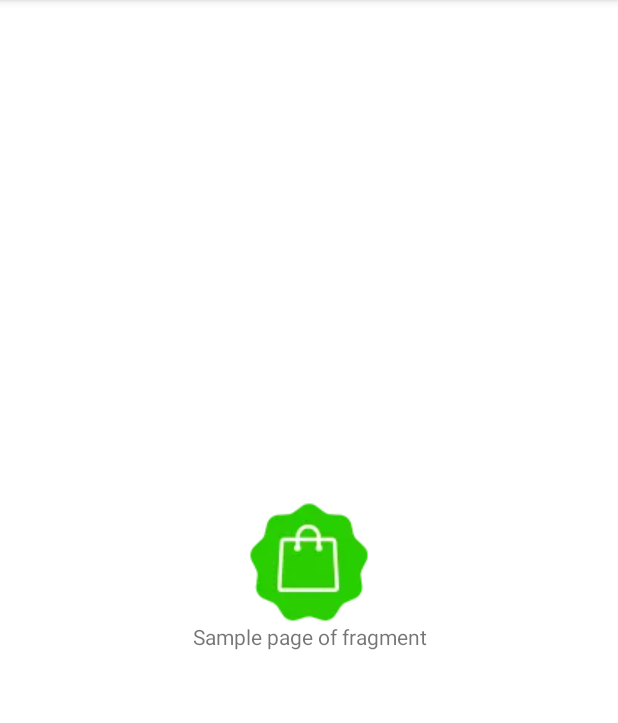
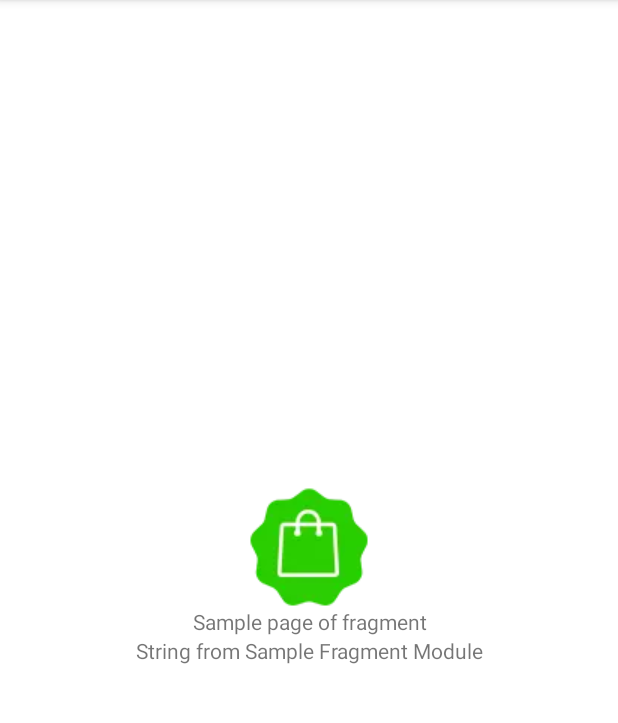
Before and after one commit to oenangmartin/LearnAndroid, an Android app: the SampleFragment screen opened directly, with no data from a screen before it, on a phone screen of 412 x 824 dp, the part 84-807 px from its top. Run offline under Robolectric (Android 15) with nearby library versions, the phone set to English and light mode, and no system bars; our stand-ins replace Dagger/Hilt's generated code.

Commit message:
dagger scopes and qualifiers

```diff
--- a/app/src/main/java/com/indodana/learnandroid/di/ApplicationComponent.kt
+++ b/app/src/main/java/com/indodana/learnandroid/di/ApplicationComponent.kt
@@ -2,15 +2,19 @@ package com.indodana.learnandroid.di
 
 import com.indodana.learnandroid.LearnApplication
 import com.indodana.learnandroid.di.module.ActivityBuilderModule
+import com.indodana.learnandroid.di.module.AppModule
 import dagger.BindsInstance
 import dagger.Component
 import dagger.android.AndroidInjectionModule
 import dagger.android.AndroidInjector
+import javax.inject.Singleton
 
+@Singleton
 @Component(
     modules = [
         AndroidInjectionModule::class,
-        ActivityBuilderModule::class
+        ActivityBuilderModule::class,
+        AppModule::class
     ]
 )
 interface ApplicationComponent : AndroidInjector<LearnApplication> {
--- /dev/null
+++ b/app/src/main/java/com/indodana/learnandroid/di/module/SampleFragmentModule.kt
@@ -0,0 +1,12 @@
+package com.indodana.learnandroid.di.module
+
+import dagger.Module
+import dagger.Provides
+import javax.inject.Named
+
+@Module
+class SampleFragmentModule {
+    @Provides
+    @Named("SampleFragmentText")
+    fun provideSharedString(): String = "String from Sample Fragment Module"
+}
--- a/app/src/main/java/com/indodana/learnandroid/ui/activity/MainActivity.kt
+++ b/app/src/main/java/com/indodana/learnandroid/ui/activity/MainActivity.kt
@@ -10,8 +10,9 @@ import com.indodana.learnandroid.databinding.ActivityMainLinearBinding
 import com.indodana.learnandroid.delegate.viewBinding
 import com.indodana.learnandroid.viewmodel.MainViewModel
 import com.indodana.learnandroid.viewmodel.MainViewModelFactory
+import dagger.android.support.DaggerAppCompatActivity
 
-class MainActivity : AppCompatActivity(), MainContract.View {
+class MainActivity : DaggerAppCompatActivity(), MainContract.View {
     companion object {
         private const val TAG = "LA.MainActivity"
     }
--- a/app/src/main/java/com/indodana/learnandroid/ui/fragment/SampleFragment.kt
+++ b/app/src/main/java/com/indodana/learnandroid/ui/fragment/SampleFragment.kt
@@ -4,13 +4,19 @@ import android.os.Bundle
 import android.view.LayoutInflater
 import android.view.View
 import android.view.ViewGroup
-import androidx.fragment.app.Fragment
 import com.indodana.learnandroid.R
 import com.indodana.learnandroid.databinding.FragmentSampleBinding
 import com.indodana.learnandroid.delegate.viewBinding
+import dagger.android.support.DaggerFragment
+import javax.inject.Inject
+import javax.inject.Named
 
-class SampleFragment : Fragment() {
+class SampleFragment : DaggerFragment() {
     private val binding by viewBinding(FragmentSampleBinding::bind)
+
+    @Inject
+    @Named("SampleFragmentText")
+    lateinit var sampleString: String
 
     override fun onCreateView(
         inflater: LayoutInflater,
@@ -22,6 +28,8 @@ class SampleFragment : Fragment() {
 
     override fun onViewCreated(view: View, savedInstanceState: Bundle?) {
         super.onViewCreated(view, savedInstanceState)
+
+        binding.additionalText.text = sampleString
     }
 
     companion object {
--- a/app/src/main/res/layout/fragment_sample.xml
+++ b/app/src/main/res/layout/fragment_sample.xml
@@ -21,6 +21,16 @@
         android:text="Sample page of fragment"
         android:textAlignment="center"
         app:layout_constraintBottom_toBottomOf="parent"
+        app:layout_constraintBottom_toTopOf="@id/additionalText"
         app:layout_constraintTop_toBottomOf="@id/image" />
 
+    <TextView
+        android:id="@+id/additionalText"
+        android:layout_width="match_parent"
+        android:layout_height="wrap_content"
+        android:text="String from dagger"
+        android:textAlignment="center"
+        app:layout_constraintBottom_toBottomOf="parent"
+        app:layout_constraintTop_toBottomOf="@id/text" />
+
 </androidx.constraintlayout.widget.ConstraintLayout>
```
Also changed, not shown: app/src/main/java/com/indodana/learnandroid/base/DaggerBaseFragment.kt (added, +24 -0 lines), app/src/main/java/com/indodana/learnandroid/common/annotation/ActivityScope.kt (added, +7 -0 lines), app/src/main/java/com/indodana/learnandroid/common/annotation/CustomQualifier.kt (added, +8 -0 lines), app/src/main/java/com/indodana/learnandroid/di/components/SharedSubcomponent.kt (added, +17 -0 lines), app/src/main/java/com/indodana/learnandroid/di/module/ActivityBuilderModule.kt (+11 -0 lines), app/src/main/java/com/indodana/learnandroid/di/module/AnotherModule.kt (+18 -3 lines), app/src/main/java/com/indodana/learnandroid/di/module/AppModule.kt (added, +19 -0 lines), app/src/main/java/com/indodana/learnandroid/di/module/MainModule.kt (added, +11 -0 lines), app/src/main/java/com/indodana/learnandroid/helper/Helper.kt (+11 -0 lines), app/src/main/java/com/indodana/learnandroid/model/UnscopedDependency.kt (added, +17 -0 lines), app/src/main/java/com/indodana/learnandroid/ui/activity/AnotherActivity.kt (+31 -5 lines).
